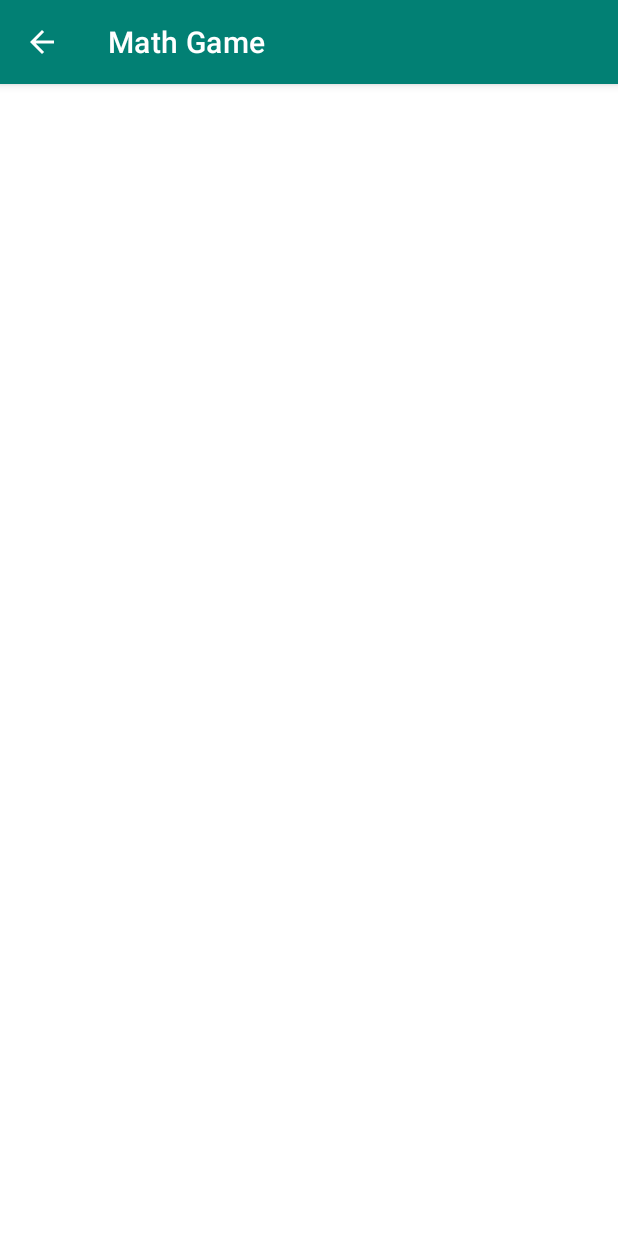
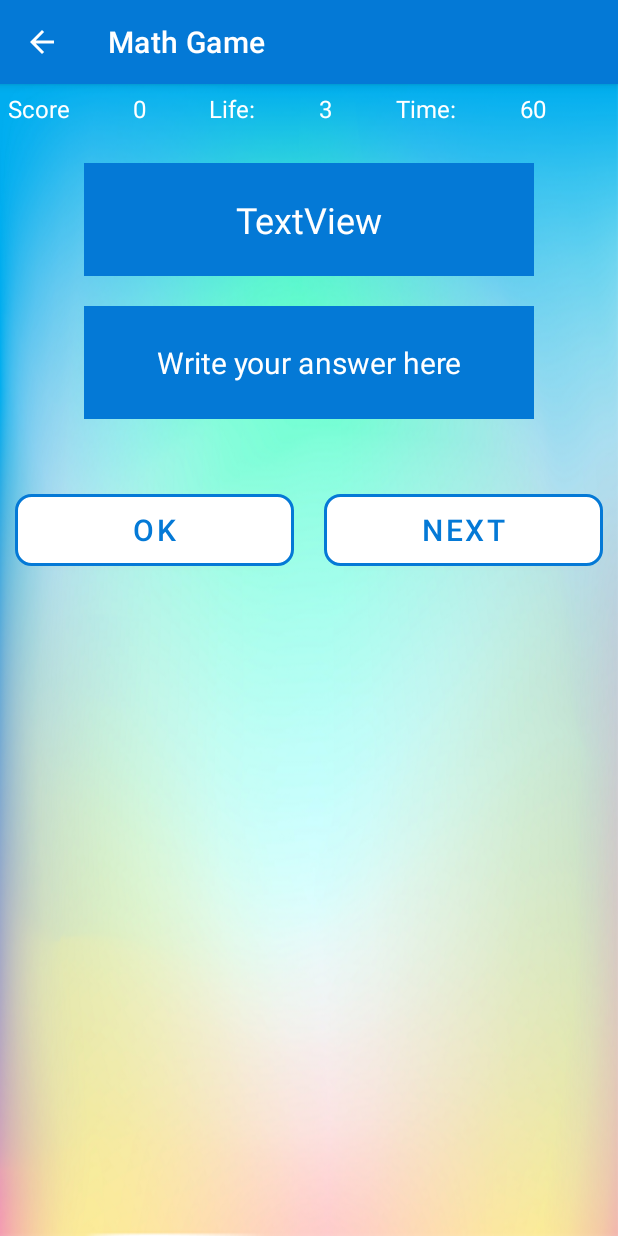
Before and after one commit to TobiOnibudo/Math_Game, an Android app: the GameActivity screen opened directly, with no data from a screen before it, on a phone screen of 412 x 824 dp. Run offline under Robolectric (Android 15) with nearby library versions, the phone set to English and light mode, and no system bars.

Commit message:
Designed addition activity page

```diff
--- a/app/src/main/AndroidManifest.xml
+++ b/app/src/main/AndroidManifest.xml
@@ -10,15 +10,19 @@
         android:label="@string/app_name"
         android:roundIcon="@mipmap/ic_launcher_round"
         android:supportsRtl="true"
-        android:theme="@style/Theme.MathGame"
+
         tools:targetApi="31">
         <activity
             android:name=".GameActivity"
             android:exported="false"
-            android:parentActivityName=".MainActivity"/>
+            android:parentActivityName=".MainActivity"
+            android:theme="@style/Theme.GamePage"/>
+
         <activity
             android:name=".MainActivity"
-            android:exported="true">
+            android:exported="true"
+            android:theme="@style/Theme.MathGame">
+
             <intent-filter>
                 <action android:name="android.intent.action.MAIN" />
 
--- /dev/null
+++ b/app/src/main/res/drawable/button_shape.xml
@@ -0,0 +1,15 @@
+<?xml version="1.0" encoding="utf-8"?>
+<shape xmlns:android="http://schemas.android.com/apk/res/android"
+    android:shape = "rectangle">
+
+    <solid
+        android:color="@color/white"/>
+
+    <stroke
+        android:color="@color/blue"
+        android:width="2dp" />
+
+    <corners
+        android:radius="10dp"
+        />
+</shape>
--- a/app/src/main/res/layout/activity_game.xml
+++ b/app/src/main/res/layout/activity_game.xml
@@ -1,9 +1,131 @@
 <?xml version="1.0" encoding="utf-8"?>
-<androidx.constraintlayout.widget.ConstraintLayout xmlns:android="http://schemas.android.com/apk/res/android"
+<LinearLayout xmlns:android="http://schemas.android.com/apk/res/android"
     xmlns:app="http://schemas.android.com/apk/res-auto"
     xmlns:tools="http://schemas.android.com/tools"
     android:layout_width="match_parent"
     android:layout_height="match_parent"
+    android:background="@drawable/second"
+    android:gravity="center_horizontal"
+    android:orientation="vertical"
     tools:context=".GameActivity">
 
-</androidx.constraintlayout.widget.ConstraintLayout>
+    <LinearLayout
+        android:layout_width="match_parent"
+        android:layout_height="wrap_content"
+        android:layout_margin="5dp"
+        android:orientation="horizontal">
+
+        <TextView
+            android:id="@+id/textView"
+            android:layout_width="wrap_content"
+            android:layout_height="wrap_content"
+            android:layout_weight="1"
+            android:text="Score"
+            android:textColor="@color/white"
+            android:textSize="16sp" />
+
+        <TextView
+            android:id="@+id/textViewLife"
+            android:layout_width="wrap_content"
+            android:layout_height="wrap_content"
+            android:layout_weight="1"
+            android:text="0"
+            android:textColor="@color/white"
+            android:textSize="16sp" />
+
+        <TextView
+            android:id="@+id/textView12"
+            android:layout_width="wrap_content"
+            android:layout_height="wrap_content"
+            android:layout_weight="1"
+            android:text="Life:"
+            android:textColor="@color/white"
+            android:textSize="16sp" />
+
+        <TextView
+            android:id="@+id/textView13"
+            android:layout_width="wrap_content"
+            android:layout_height="wrap_content"
+            android:layout_weight="1"
+            android:text="3"
+            android:textColor="@color/white"
+            android:textSize="16sp" />
+
+        <TextView
+            android:id="@+id/textView14"
+            android:layout_width="wrap_content"
+            android:layout_height="wrap_content"
+            android:layout_weight="1"
+            android:text="Time:"
+            android:textColor="@color/white"
+            android:textSize="16sp" />
+
+        <TextView
+            android:id="@+id/textViewTime"
+            android:layout_width="wrap_content"
+            android:layout_height="wrap_content"
+            android:layout_weight="1"
+            android:text="60"
+            android:textColor="@color/white"
+            android:textSize="16sp" />
+
+    </LinearLayout>
+
+    <TextView
+        android:id="@+id/textView17"
+        android:layout_width="300dp"
+        android:layout_height="75dp"
+        android:layout_marginTop="20dp"
+        android:background="@color/blue"
+        android:gravity="center"
+        android:text="TextView"
+        android:textColor="@color/white"
+        android:textSize="24sp" />
+
+    <EditText
+        android:id="@+id/editTextAnswer"
+        android:layout_width="300dp"
+        android:layout_height="75dp"
+        android:layout_marginTop="20dp"
+        android:background="@color/blue"
+        android:ems="10"
+        android:gravity="center"
+        android:hint="Write your answer here"
+        android:inputType="number"
+        android:textColor="@color/white"
+        android:textColorHint="@color/white"
+        android:textSize="20sp" />
+
+    <LinearLayout
+        android:layout_width="match_parent"
+        android:layout_height="wrap_content"
+        android:layout_marginTop="40dp"
+        android:orientation="horizontal">
+
+        <Button
+            android:id="@+id/buttonOk"
+            android:layout_width="wrap_content"
+            android:layout_height="wrap_content"
+            android:layout_margin="10dp"
+            android:layout_weight="1"
+            android:background="@drawable/button_shape"
+            android:text="OK"
+            android:textColor="@color/blue"
+            android:textSize="20sp"
+            app:backgroundTint="@null" />
+
+        <Button
+            android:id="@+id/buttonNext"
+            android:layout_width="wrap_content"
+            android:layout_height="wrap_content"
+            android:layout_margin="10dp"
+            android:layout_weight="1"
+            android:background="@drawable/button_shape"
+            android:text="NEXT"
+            android:textColor="@color/blue"
+            android:textSize="20sp"
+            app:backgroundTint="@null" />
+
+    </LinearLayout>
+
+</LinearLayout>
--- a/app/src/main/res/values/themes.xml
+++ b/app/src/main/res/values/themes.xml
@@ -1,6 +1,6 @@
 <resources xmlns:tools="http://schemas.android.com/tools">
     <!-- Base application theme. -->
-    <style name="Base.Theme.MathGame" parent="Theme.MaterialComponents.DayNight.DarkActionBar">
+    <style name="Theme.MathGame" parent="Theme.MaterialComponents.DayNight.DarkActionBar">
         <!-- Primary brand color. -->
         <item name="colorPrimary">@color/green</item>
         <item name="colorPrimaryVariant">@color/green</item>
@@ -13,5 +13,17 @@
         <item name="android:statusBarColor">?attr/colorPrimaryVariant</item>
     </style>
 
-    <style name="Theme.MathGame" parent="Base.Theme.MathGame" />
+    <style name="Theme.GamePage" parent="Theme.MaterialComponents.DayNight.DarkActionBar">
+        <!-- Primary brand color. -->
+        <item name="colorPrimary">@color/blue</item>
+        <item name="colorPrimaryVariant">@color/blue</item>
+        <item name="colorOnPrimary">@color/white</item>
+        <!-- Secondary brand color. -->
+        <item name="colorSecondary">@color/teal_200</item>
+        <item name="colorSecondaryVariant">@color/teal_700</item>
+        <item name="colorOnSecondary">@color/black</item>
+        <!-- Status bar color. -->
+        <item name="android:statusBarColor">@color/blue</item>
+    </style>
+
 </resources>
```
